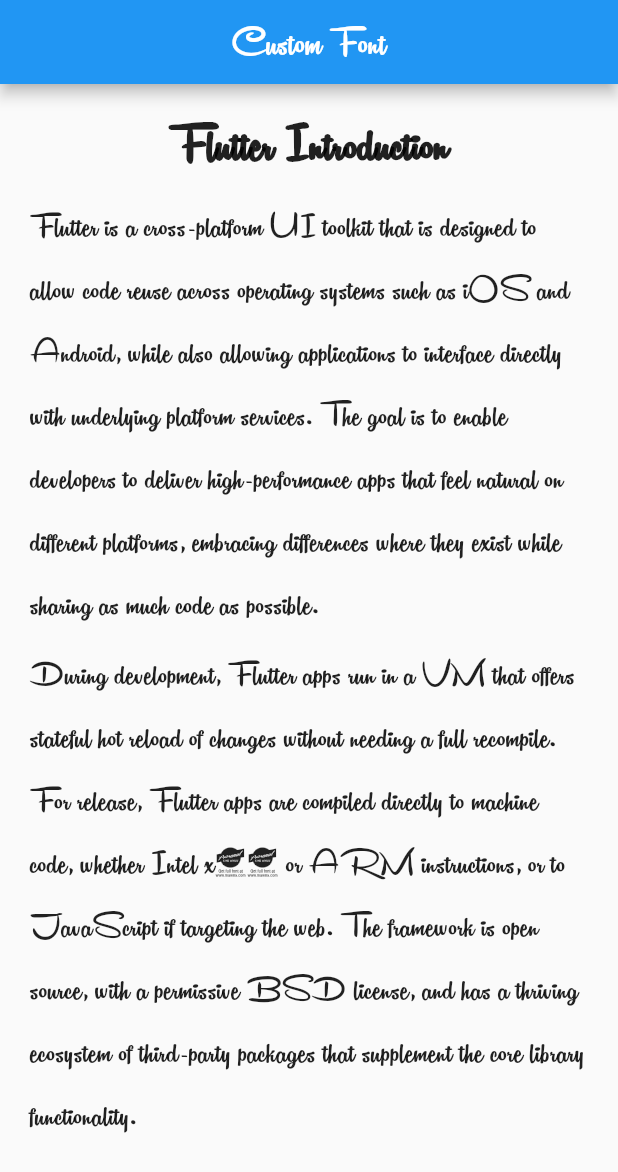
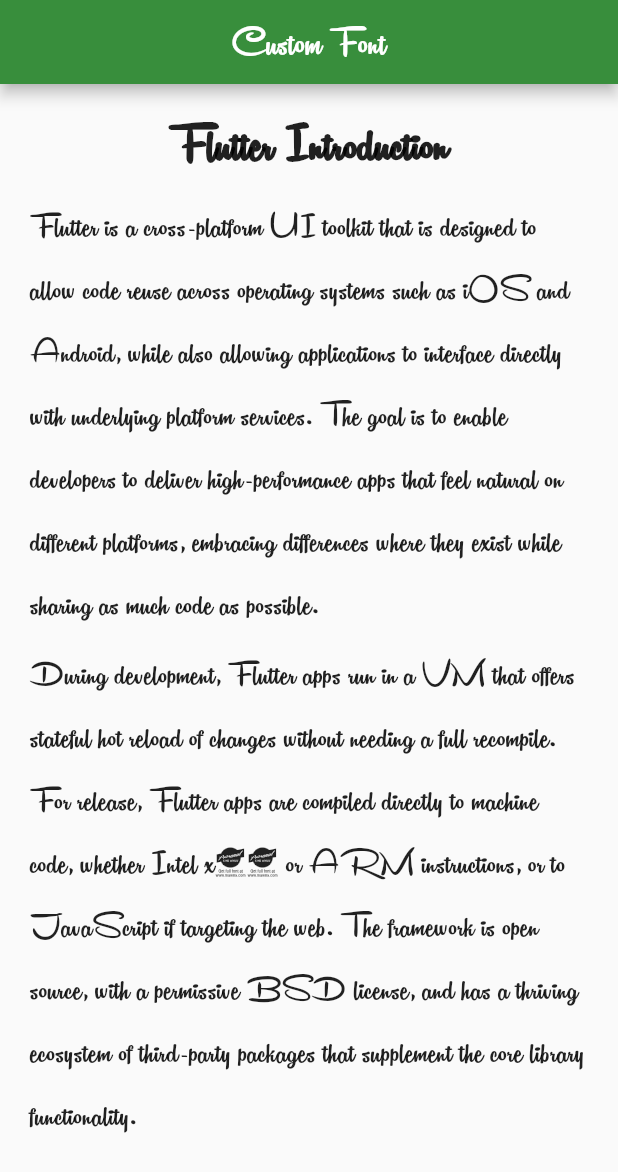
Before and after one commit to Rapid-Technology/flutter_custom_font, a Flutter app: the screen it shows after launch, on a phone screen of 412 x 824 dp. Shown: the top 1172 px of the screen. Run offline on Flutter 3.47's test engine with Material 2 defaults, Android fonts, the phone set to English and light mode, and no system bars.

Commit message:
app bar background color changed

```diff
--- a/lib/HomePage.dart
+++ b/lib/HomePage.dart
@@ -5,6 +5,7 @@ class HomePage extends StatelessWidget {
   Widget build(BuildContext context) {
     return Scaffold(
       appBar: AppBar(
+        backgroundColor: Colors.green[700],
         title: Text(
           "Custom Font",
           style: TextStyle(fontSize: 30),
```
